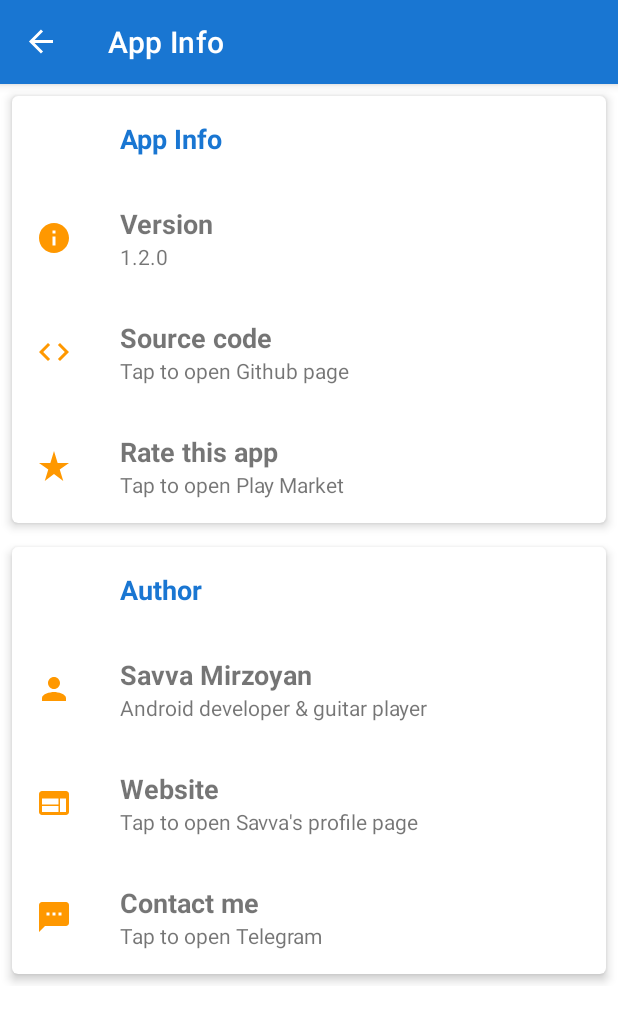
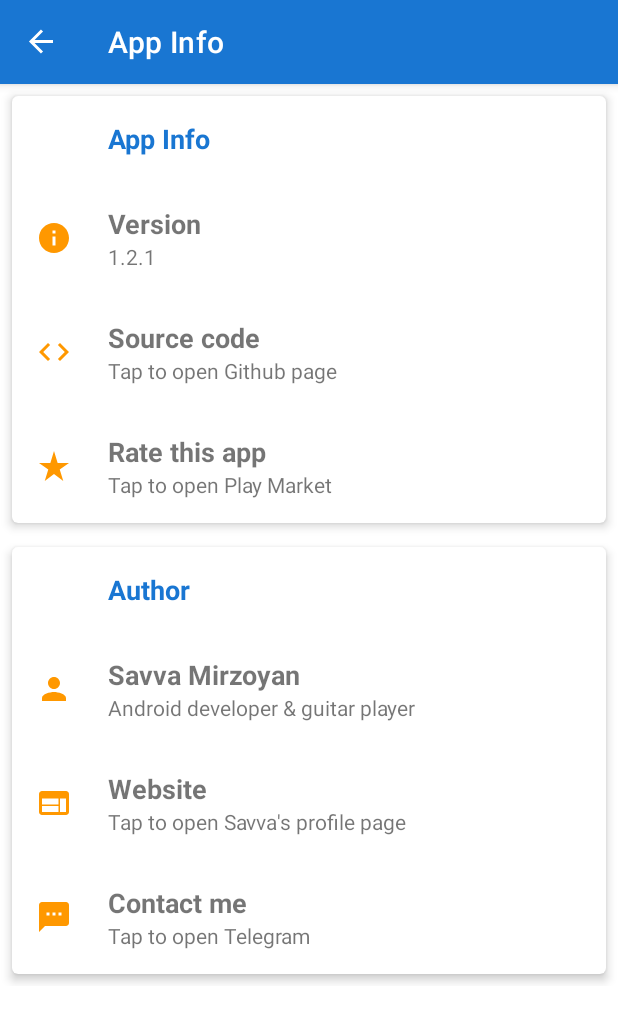
Before and after one commit to savvasenok/word-remember, an Android app: the InfoFragment screen opened through its navigation route, on a phone screen of 412 x 824 dp. Shown: the top 1022 px of the screen. Run offline under Robolectric (Android 15) with nearby library versions, the phone set to English and light mode, and no system bars; our stand-ins replace navigation-ui.

Commit message:
Fixed margins in fragment_info.xml

```diff
--- a/app/build.gradle
+++ b/app/build.gradle
@@ -15,7 +15,7 @@ android {
         minSdkVersion 23
         targetSdkVersion 31
         versionCode 3
-        versionName "1.2.0"
+        versionName "1.2.1"
 
         testInstrumentationRunner "androidx.test.runner.AndroidJUnitRunner"
 
--- a/app/src/main/res/layout/fragment_info.xml
+++ b/app/src/main/res/layout/fragment_info.xml
@@ -34,7 +34,7 @@
                     <LinearLayout
                         android:layout_width="wrap_content"
                         android:layout_height="wrap_content"
-                        android:layout_marginEnd="32dp">
+                        android:layout_marginEnd="24dp">
 
                         <ImageView
                             android:layout_width="24dp"
@@ -65,7 +65,7 @@
                     <LinearLayout
                         android:layout_width="wrap_content"
                         android:layout_height="wrap_content"
-                        android:layout_marginEnd="32dp">
+                        android:layout_marginEnd="24dp">
 
                         <ImageView
                             android:layout_width="wrap_content"
@@ -109,7 +109,7 @@
                     <LinearLayout
                         android:layout_width="wrap_content"
                         android:layout_height="wrap_content"
-                        android:layout_marginEnd="32dp">
+                        android:layout_marginEnd="24dp">
 
                         <ImageView
                             android:layout_width="wrap_content"
@@ -152,7 +152,7 @@
                     <LinearLayout
                         android:layout_width="wrap_content"
                         android:layout_height="wrap_content"
-                        android:layout_marginEnd="32dp">
+                        android:layout_marginEnd="24dp">
 
                         <ImageView
                             android:layout_width="wrap_content"
@@ -206,7 +206,7 @@
                     <LinearLayout
                         android:layout_width="wrap_content"
                         android:layout_height="wrap_content"
-                        android:layout_marginEnd="32dp">
+                        android:layout_marginEnd="24dp">
 
                         <ImageView
                             android:layout_width="24dp"
@@ -236,7 +236,7 @@
                     <LinearLayout
                         android:layout_width="wrap_content"
                         android:layout_height="wrap_content"
-                        android:layout_marginEnd="32dp">
+                        android:layout_marginEnd="24dp">
 
                         <ImageView
                             android:layout_width="wrap_content"
@@ -279,7 +279,7 @@
                     <LinearLayout
                         android:layout_width="wrap_content"
                         android:layout_height="wrap_content"
-                        android:layout_marginEnd="32dp">
+                        android:layout_marginEnd="24dp">
 
                         <ImageView
                             android:layout_width="wrap_content"
@@ -322,7 +322,7 @@
                     <LinearLayout
                         android:layout_width="wrap_content"
                         android:layout_height="wrap_content"
-                        android:layout_marginEnd="32dp">
+                        android:layout_marginEnd="24dp">
 
                         <ImageView
                             android:layout_width="wrap_content"
```
